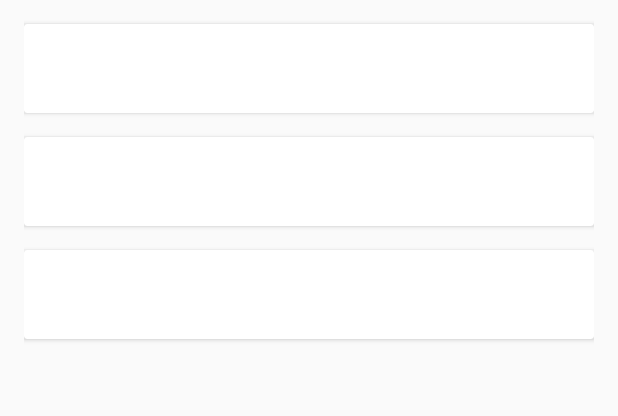
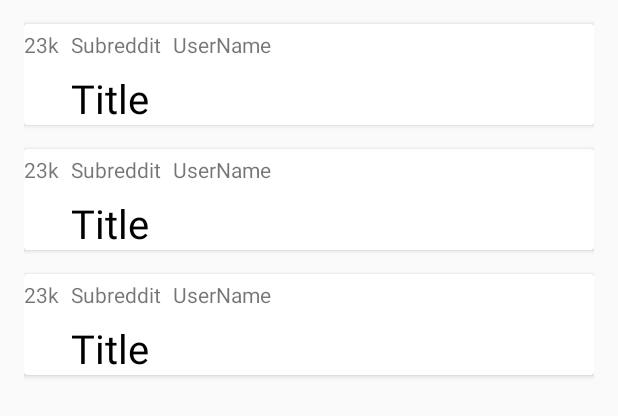
Before and after one commit to igGageBeckett/StockXCodingChallenge, an Android app: the layout fragment_reddit_post_list.xml on its own in the app's theme, with its tools: preview values and no code run, on a phone screen of 412 x 824 dp. Shown: the top 416 px of the screen. Run offline under Robolectric (Android 15) with nearby library versions, the phone set to English and light mode, and no system bars.

Commit message:
pre-merge commit

```diff
--- a/app/src/main/java/gagebeckett/com/stockxcodingchallenge/model/Response.java
+++ b/app/src/main/java/gagebeckett/com/stockxcodingchallenge/model/Response.java
@@ -123,6 +123,15 @@ public class Response {
         public String getPermalink() {
             return permalink;
         }
+
+        public String getAuthor() {
+            return author;
+        }
+
+        public String getUps() {
+            return Integer.toString(ups);
+        }
+
     }
 }
 /*
--- a/app/src/main/java/gagebeckett/com/stockxcodingchallenge/view/RedditPostFragment.java
+++ b/app/src/main/java/gagebeckett/com/stockxcodingchallenge/view/RedditPostFragment.java
@@ -147,6 +147,8 @@ public class RedditPostFragment extends Fragment {
             public TextView mRedditPostTextView;
             public ImageView mRedditPostImageView;
             public TextView mSubRedditTextView;
+            public TextView mRedditUserNameTextView;
+            public TextView mRedditUpVoteCount;
             public Response.ChildData mItem;
 
             public ViewHolder(View view, Response.ResponseChildData RedditPostData) {
@@ -156,11 +158,15 @@ public class RedditPostFragment extends Fragment {
                 mRedditPostTextView = view.findViewById(R.id.RedditPost_TextView);
                 mRedditPostImageView = view.findViewById(R.id.redditImage_ImageView);
                 mSubRedditTextView = view.findViewById(R.id.subreddit_TextView);
+                mRedditUserNameTextView = view.findViewById(R.id.userName_TextView);
+                mRedditUpVoteCount = view.findViewById(R.id.upVoteCount_TextView);
                 Glide.with(view)
                         .load(mItem.getThumbnail())
                         .into(mRedditPostImageView);
                 mRedditPostTextView.setText(mItem.getTitle());
                 mSubRedditTextView.setText(mItem.getSubreddit_name_prefixed());
+                mRedditUserNameTextView.setText(mItem.getAuthor());
+                mRedditUpVoteCount.setText(mItem.getUps());
 
             }
         }
--- a/app/src/main/res/layout/fragment_redditpost.xml
+++ b/app/src/main/res/layout/fragment_redditpost.xml
@@ -8,17 +8,49 @@
     <android.support.constraint.ConstraintLayout
         android:layout_width="match_parent"
         android:layout_height="wrap_content">
+        <TextView
+            android:id="@+id/upVoteCount_TextView"
+            android:layout_width="wrap_content"
+            android:layout_height="wrap_content"
+            android:layout_marginBottom="4dp"
+            android:layout_marginTop="4dp"
+            app:layout_constraintStart_toStartOf="parent"
+            app:layout_constraintTop_toTopOf="parent"
+            android:text="23k"/>
+        <TextView
+            android:id="@+id/subreddit_TextView"
+            android:layout_width="wrap_content"
+            android:layout_height="wrap_content"
+            android:layout_marginBottom="4dp"
+            android:layout_marginTop="4dp"
+            android:layout_marginStart="8dp"
+            app:layout_constraintStart_toEndOf="@id/upVoteCount_TextView"
+            app:layout_constraintTop_toTopOf="parent"
+            android:text="Subreddit"/>
+        <TextView
+            android:id="@+id/userName_TextView"
+            android:layout_width="wrap_content"
+            android:layout_height="wrap_content"
+            android:layout_marginBottom="4dp"
+            android:layout_marginTop="4dp"
+            android:layout_marginStart="8dp"
+            app:layout_constraintStart_toEndOf="@id/subreddit_TextView"
+            app:layout_constraintTop_toTopOf="parent"
+            android:text="UserName"/>
 
         <TextView
             android:id="@+id/RedditPost_TextView"
             android:layout_width="wrap_content"
             android:layout_height="wrap_content"
-            android:textSize="12pt"
-            android:textColor="#000"
             android:layout_marginBottom="8dp"
             android:layout_marginEnd="8dp"
             android:layout_marginStart="8dp"
-            android:layout_marginTop="8dp" />
+            android:layout_marginTop="8dp"
+            app:layout_constraintTop_toBottomOf="@id/subreddit_TextView"
+            app:layout_constraintStart_toEndOf="@id/upVoteCount_TextView"
+            android:text="Title"
+            android:textColor="#000"
+            android:textSize="12pt" />
 
         <android.support.v7.widget.AppCompatImageView
             android:id="@+id/redditImage_ImageView"
@@ -31,14 +63,6 @@
             app:layout_constraintStart_toStartOf="parent"
             app:layout_constraintTop_toBottomOf="@+id/RedditPost_TextView" />
 
-        <TextView
-            android:id="@+id/subreddit_TextView"
-            android:layout_width="wrap_content"
-            android:layout_height="wrap_content"
-            android:layout_marginBottom="4dp"
-            android:layout_marginTop="4dp"
-            app:layout_constraintStart_toStartOf="parent"
-            app:layout_constraintTop_toBottomOf="@+id/redditImage_ImageView" />
     </android.support.constraint.ConstraintLayout>
 
 </android.support.v7.widget.CardView>
```
